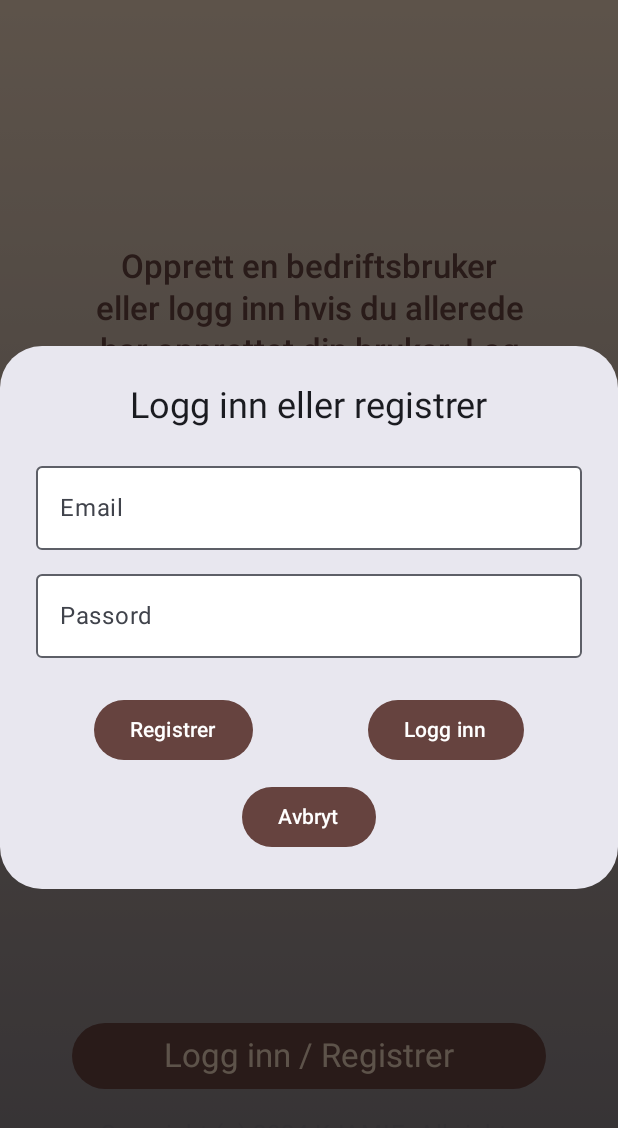
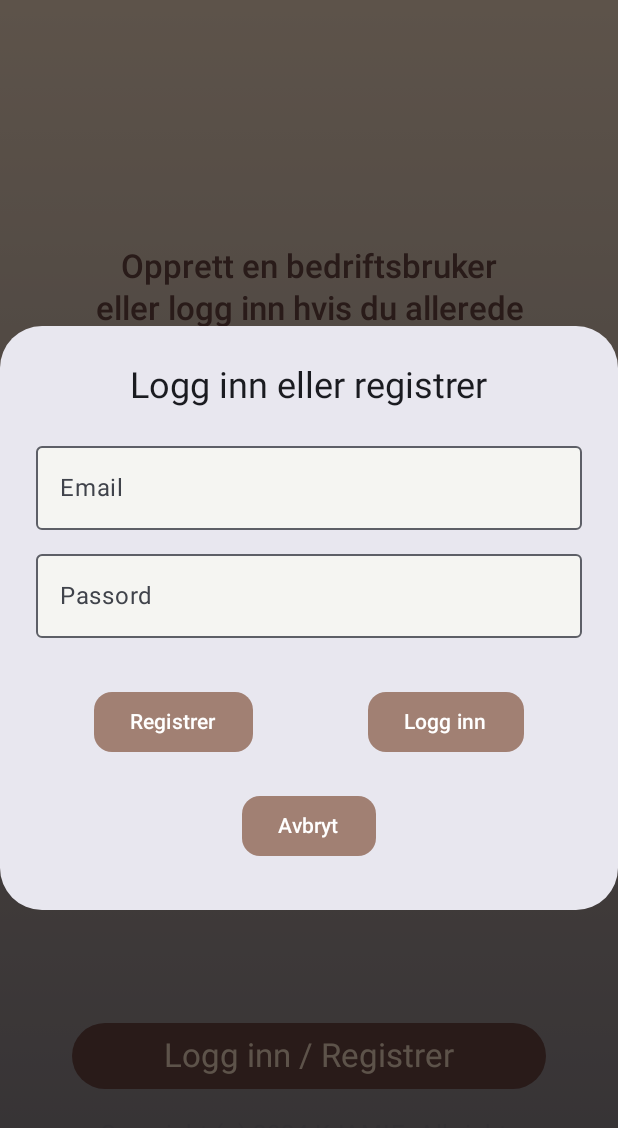
Before and after one commit to Shoyo181/MOB3000, an Android app built with Jetpack Compose: the screen it shows after launch (MainActivity), after a tap on "Logg inn / Registrer", on a phone screen of 412 x 824 dp. Shown: the top 1128 px of the screen. Run offline under Robolectric (Android 15) with nearby library versions, the phone set to English and light mode, and no system bars; our stand-ins replace Firebase (no records; nobody signed in at launch, a user with empty details on screens opened directly).

Commit message:
endre og slette i boks, også laget gjenbrukbare komponenter som går igjen

```diff
--- /dev/null
+++ b/app/src/main/java/com/example/mob3000/ui/components/ButtonKomponent.kt
@@ -0,0 +1,32 @@
+package com.example.mob3000.ui.components
+
+import androidx.compose.foundation.layout.padding
+import androidx.compose.foundation.layout.PaddingValues
+import androidx.compose.foundation.shape.RoundedCornerShape
+import androidx.compose.material3.*
+import androidx.compose.runtime.Composable
+import androidx.compose.ui.Modifier
+import androidx.compose.ui.graphics.Color
+import androidx.compose.ui.res.colorResource
+import androidx.compose.ui.unit.dp
+import com.example.mob3000.R
+
+@Composable
+fun ButtonKomponent(
+    text: String,
+    onClick: () -> Unit,
+    modifier: Modifier = Modifier,
+    containerColor: Color = colorResource(id = R.color.pinkfluff),
+    contentColor: Color = Color.White,
+    shape: RoundedCornerShape = RoundedCornerShape(12.dp),
+    padding: PaddingValues = PaddingValues(8.dp)
+) {
+    Button(
+        onClick = onClick,
+        colors = ButtonDefaults.buttonColors(containerColor = containerColor, contentColor = contentColor),
+        shape = shape,
+        modifier = modifier.padding(padding)
+    ) {
+        Text(text)
+    }
+}
--- /dev/null
+++ b/app/src/main/java/com/example/mob3000/ui/components/OutLinedTextFieldKomponent.kt
@@ -0,0 +1,33 @@
+package com.example.mob3000.ui.components
+
+import androidx.compose.foundation.layout.Spacer
+import androidx.compose.foundation.layout.fillMaxWidth
+import androidx.compose.foundation.layout.height
+import androidx.compose.material3.OutlinedTextField
+import androidx.compose.material3.OutlinedTextFieldDefaults
+import androidx.compose.material3.Text
+import androidx.compose.runtime.Composable
+import androidx.compose.ui.Modifier
+import androidx.compose.ui.res.colorResource
+import androidx.compose.ui.unit.dp
+import com.example.mob3000.R
+
+@Composable
+fun OutlinedTextFieldKomponent(
+    value: String,
+    onValueChange: (String) -> Unit,
+    label: String,
+    modifier: Modifier = Modifier
+) {
+    OutlinedTextField(
+        value = value,
+        onValueChange = onValueChange,
+        label = {Text(label) },
+        modifier = modifier.fillMaxWidth(),
+        colors = OutlinedTextFieldDefaults.colors(
+            focusedContainerColor = colorResource(id = R.color.ivory),
+            unfocusedContainerColor = colorResource(id = R.color.ivory),
+        )
+    )
+    Spacer(modifier = Modifier.height(8.dp))
+}
--- a/app/src/main/java/com/example/mob3000/ui/screens/SwipeLandingsside.kt
+++ b/app/src/main/java/com/example/mob3000/ui/screens/SwipeLandingsside.kt
@@ -12,12 +12,16 @@ import androidx.compose.ui.Alignment
 import androidx.compose.ui.Modifier
 import androidx.compose.ui.graphics.Brush
 import androidx.compose.ui.graphics.Color
+import androidx.compose.ui.res.colorResource
 import androidx.compose.ui.text.font.FontWeight
 import androidx.compose.ui.text.input.PasswordVisualTransformation
 import androidx.compose.ui.text.style.TextAlign
 import androidx.compose.ui.unit.dp
+import com.example.mob3000.R
 import com.example.mob3000.data.firebase.AuthService.logginnBruker
 import com.example.mob3000.data.firebase.AuthService.registrerBruker
+import com.example.mob3000.ui.components.ButtonKomponent
+import com.example.mob3000.ui.components.OutlinedTextFieldKomponent
 import com.example.mob3000.ui.theme.Typography
 
 data class Bruker (
@@ -153,26 +157,21 @@ fun LoginDialog(onDismiss: () -> Unit, onLoginSuccess: () -> Unit) {
         },
         text = {
             Column {
-                OutlinedTextField(
+                OutlinedTextFieldKomponent(
                     value = email,
                     onValueChange = { email = it.trim() },
-                    label = { Text("Email") },
-                    modifier = Modifier
-                        .fillMaxWidth(),
-                     colors = TextFieldDefaults.outlinedTextFieldColors(
-                         containerColor = Color.White
-                     )
+                    label = "Email",
                 )
-                Spacer(modifier = Modifier.height(8.dp))
+                // Passord, lagt til slik at passord ikke syntes, derfor brukes ikke gjenbrukbar komponent
                 OutlinedTextField(
                     value = password,
                     onValueChange = { password = it.trim() },
                     label = { Text("Passord") },
                     modifier = Modifier
                         .fillMaxWidth(),
-                    colors = TextFieldDefaults.outlinedTextFieldColors(
-                        containerColor = Color.White
-                    ),
+                    colors = OutlinedTextFieldDefaults.colors(
+                        focusedContainerColor = colorResource(id = com.example.mob3000.R.color.ivory),
+                        unfocusedContainerColor = colorResource(id = R.color.ivory)),
                     visualTransformation = PasswordVisualTransformation()
                 )
                 errorMessage?.let {
@@ -190,7 +189,8 @@ fun LoginDialog(onDismiss: () -> Unit, onLoginSuccess: () -> Unit) {
                     horizontalArrangement = Arrangement.SpaceEvenly,
                     modifier = Modifier.fillMaxWidth()
                 ) {
-                Button(
+                ButtonKomponent(
+                    text = "Registrer",
                     onClick = {
                         registrerBruker(email, password,
                             onSuccess = {
@@ -199,14 +199,11 @@ fun LoginDialog(onDismiss: () -> Unit, onLoginSuccess: () -> Unit) {
                             onFailure = {errorMessage = it}
                         )
                     },
-                    colors = ButtonDefaults.buttonColors(containerColor = Color(0xFF66433F))
-                ) {
-                    Text("Registrer", style = MaterialTheme.typography.labelLarge)
-                }
-
+                )
                 Spacer(modifier = Modifier.height(8.dp))
 
-                Button(
+                ButtonKomponent(
+                    text = "Logg inn",
                     onClick = {
                         logginnBruker(email, password,
                             onSuccess = {
@@ -214,18 +211,13 @@ fun LoginDialog(onDismiss: () -> Unit, onLoginSuccess: () -> Unit) {
                             },
                             onFailure =  { errorMessage = it })
                     },
-                    colors = ButtonDefaults.buttonColors(containerColor = Color(0xFF66433F))
-                ) {
-                    Text("Logg inn", style = MaterialTheme.typography.labelLarge)
-                }
+                )
             }
-                Spacer(modifier = Modifier.height(10.dp))
-                Button(
-                    onClick = { onDismiss() },
-                    colors = ButtonDefaults.buttonColors(containerColor = Color(0xFF66433F))
-                ) {
-                    Text("Avbryt")
-                }
+                Spacer(modifier = Modifier.height(5.dp))
+                ButtonKomponent(
+                    text = "Avbryt",
+                    onClick = { onDismiss() }
+                )
             }
         }
     )
--- a/app/src/main/java/com/example/mob3000/ui/theme/Theme.kt
+++ b/app/src/main/java/com/example/mob3000/ui/theme/Theme.kt
@@ -10,6 +10,7 @@ import androidx.compose.material3.dynamicLightColorScheme
 import androidx.compose.material3.lightColorScheme
 import androidx.compose.runtime.Composable
 import androidx.compose.ui.platform.LocalContext
+import androidx.compose.ui.res.colorResource
 
 private val DarkColorScheme = darkColorScheme(
     primary = Blue,
--- a/gradle/libs.versions.toml
+++ b/gradle/libs.versions.toml
@@ -10,6 +10,7 @@ activityCompose = "1.9.2"
 composeBom = "2024.04.01"
 androidxNavigationCompose = "2.5.3"
 uiTestAndroid = "1.6.6"
+material3 = "1.3.1"
 
 [libraries]
 androidx-core-ktx = { group = "androidx.core", name = "core-ktx", version.ref = "coreKtx" }
@@ -25,7 +26,7 @@ androidx-ui-tooling = { group = "androidx.compose.ui", name = "ui-tooling" }
 androidx-ui-tooling-preview = { group = "androidx.compose.ui", name = "ui-tooling-preview" }
 androidx-ui-test-manifest = { group = "androidx.compose.ui", name = "ui-test-manifest" }
 androidx-ui-test-junit4 = { group = "androidx.compose.ui", name = "ui-test-junit4" }
-androidx-material3 = { group = "androidx.compose.material3", name = "material3" }
+androidx-material3 = { group = "androidx.compose.material3", name = "material3", version.ref ="material3" }
 androidx-navigation-compose = { module = "androidx.navigation:navigation-compose", version.ref = "androidxNavigationCompose" }
 androidx-ui-test-android = { group = "androidx.compose.ui", name = "ui-test-android", version.ref = "uiTestAndroid" }
 
```
Also changed, not shown: app/src/main/java/com/example/mob3000/data/firebase/FirebaseService.kt (+7 -3 lines), app/src/main/java/com/example/mob3000/ui/screens/PersonListe.kt (+51 -101 lines), app/src/main/java/com/example/mob3000/ui/screens/Settings.kt (+4 -9 lines).
